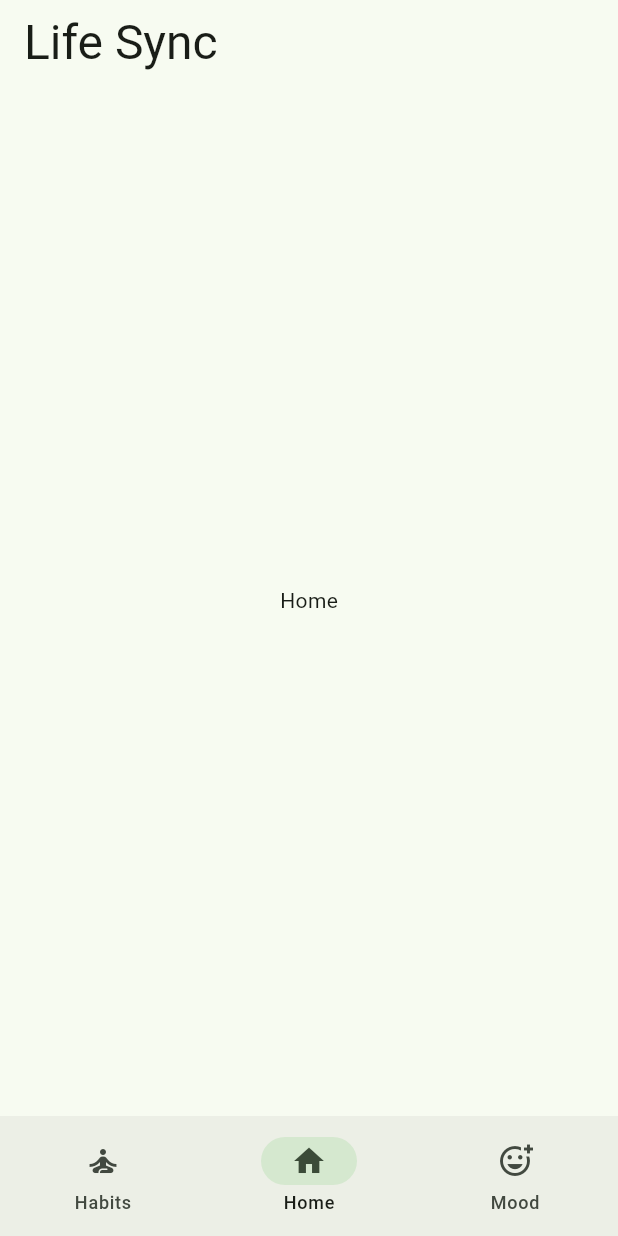
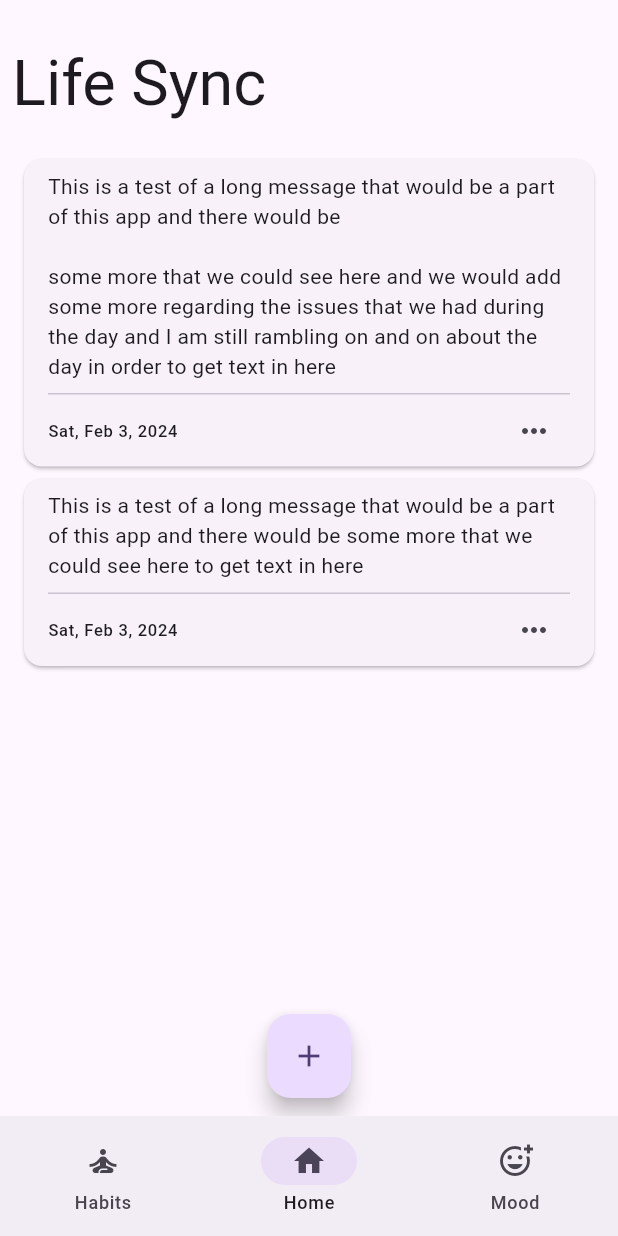
Before and after one commit to HardyJL/LifeSync, a Flutter app: the screen it shows after launch, on a phone screen of 412 x 824 dp. Run offline on Flutter 3.47's test engine with Material 3 defaults, Android fonts, the phone set to English and light mode, and no system bars.

```diff
--- a/lib/main.dart
+++ b/lib/main.dart
@@ -14,26 +14,20 @@ class MyApp extends StatelessWidget {
       title: 'Life Sync',
       debugShowCheckedModeBanner: false,
       theme: ThemeData(
-        colorScheme: ColorScheme.fromSeed(seedColor: lifeSyncGreen),
+        colorScheme: ColorScheme.fromSeed(
+          seedColor: lifeSyncGreen,
+        ),
         useMaterial3: true,
+      ),
+      darkTheme: ThemeData(
+        colorScheme: ColorScheme.fromSeed(
+          seedColor: lifeSyncGreen,
+          brightness: Brightness.dark,
+        ),
       ),
       home: const HomeScreen(),
     );
   }
 }
 
-MaterialColor lifeSyncGreen = const MaterialColor(
-  0xFF4CAF50,
-  <int, Color>{
-    50: Color(0xFFE8F5E9),
-    100: Color(0xFFC8E6C9),
-    200: Color(0xFFA5D6A7),
-    300: Color(0xFF81C784),
-    400: Color(0xFF66BB6A),
-    500: Color(0xFF4CAF50), // Primary Color
-    600: Color(0xFF43A047),
-    700: Color(0xFF388E3C),
-    800: Color(0xFF2E7D32),
-    900: Color(0xFF1B5E20),
-  },
-);
+Color lifeSyncGreen = const Color.fromARGB(255, 101, 53, 179);
--- /dev/null
+++ b/lib/models/diary_entry.dart
@@ -0,0 +1,11 @@
+class DiaryEntry {
+  // final String name;
+  final DateTime timeStamp;
+  final String text;
+
+  DiaryEntry({
+    required this.timeStamp,
+    // required this.name,
+    required this.text,
+  });
+}
--- a/lib/screens/habits_screen.dart
+++ b/lib/screens/habits_screen.dart
@@ -7,10 +7,8 @@ class HabitsScreen extends StatelessWidget {
 
   @override
   Widget build(BuildContext context) {
-    return Scaffold(
-      body: Center(
-        child: Text('Habits'),
-      ),
+    return Center(
+      child: Text('Habits'),
     );
   }
 }
--- a/lib/screens/home_screen.dart
+++ b/lib/screens/home_screen.dart
@@ -1,4 +1,6 @@
 import 'package:flutter/material.dart';
+import 'package:intl/intl.dart';
+import 'package:life_sync/models/diary_entry.dart';
 import 'package:life_sync/screens/habits_screen.dart';
 import 'package:life_sync/screens/mood_screen.dart';
 
@@ -42,31 +44,128 @@ class _HomeScreenState extends State<HomeScreen> {
           ),
         ],
       ),
-      appBar: AppBar(
+      body: CustomScrollView(
+        physics: const AlwaysScrollableScrollPhysics(
+          parent: BouncingScrollPhysics(),
+        ),
+        slivers: [
+          SliverAppBar(
+            expandedHeight: 90,
+            // collapsedHeight: 60,
+            // pinned: true,
+            // forceMaterialTransparency: true,
+            backgroundColor: Colors.transparent,
+            automaticallyImplyLeading: true,
+            flexibleSpace: FlexibleSpaceBar(
+              titlePadding: const EdgeInsets.only(left: 8, bottom: 8),
+              centerTitle: false,
               title: Text(
                 'Life Sync',
-          style: Theme.of(context).textTheme.headlineLarge,
+                textAlign: TextAlign.start,
+                style: Theme.of(context).textTheme.headlineMedium,
               ),
             ),
-      body: [
+          ),
+          SliverFillRemaining(
+            child: [
               const HabitsScreen(),
               const HomeContent(),
               const MoodsScreen()
             ][selectedIndex],
+          )
+        ],
+      ),
     );
   }
 }
 
-class HomeContent extends StatelessWidget {
+class HomeContent extends StatefulWidget {
   const HomeContent({
     super.key,
   });
 
   @override
+  State<HomeContent> createState() => _HomeContentState();
+}
+
+class _HomeContentState extends State<HomeContent> {
+  List<DiaryEntry> entries = [
+    DiaryEntry(
+      timeStamp: DateTime.now(),
+      text:
+          'This is a test of a long message that would be a part of this app and there would be \n\nsome more that we could see here and we would add some more regarding the issues that we had during the day and I am still rambling on and on about the day in order to get text in here',
+    ),
+    DiaryEntry(
+      timeStamp: DateTime.now(),
+      text:
+          'This is a test of a long message that would be a part of this app and there would be some more that we could see here to get text in here',
+    ),
+  ];
+  @override
   Widget build(BuildContext context) {
-    return Scaffold(
-      body: Center(
-        child: Text('Home'),
+    return Padding(
+      padding: const EdgeInsets.all(12.0),
+      child: Column(
+        children: [
+          Expanded(
+            child: ListView.builder(
+              shrinkWrap: true,
+              physics: const NeverScrollableScrollPhysics(),
+              itemBuilder: (context, index) {
+                return Card(
+                    child: Padding(
+                  padding: const EdgeInsets.symmetric(horizontal: 16.0),
+                  child: Column(
+                    children: [
+                      Padding(
+                        padding: const EdgeInsets.symmetric(vertical: 8.0),
+                        child: Text(
+                          entries[index].text,
+                          style: Theme.of(context).textTheme.bodyMedium,
+                        ),
+                      ),
+                      const Divider(
+                        height: 1,
+                      ),
+                      Row(
+                        mainAxisSize: MainAxisSize.min,
+                        children: [
+                          Expanded(
+                            child: Text(
+                              DateFormat(DateFormat.YEAR_ABBR_MONTH_WEEKDAY_DAY)
+                                  .format(entries[index].timeStamp)
+                                  .toString(),
+                              style: Theme.of(context).textTheme.labelSmall,
+                            ),
+                          ),
+                          IconButton(
+                            padding: const EdgeInsets.all(0),
+                            constraints: const BoxConstraints(
+                              minHeight: 24,
+                              minWidth: 24,
+                            ),
+                            icon: const Icon(
+                              Icons.more_horiz_outlined,
+                            ),
+                            onPressed: () {},
+                          )
+                        ],
+                      ),
+                    ],
+                  ),
+                ));
+              },
+              itemCount: entries.length,
+            ),
+          ),
+          FloatingActionButton(
+            child: const Icon(
+              Icons.add,
+              grade: 240,
+            ),
+            onPressed: () {},
+          )
+        ],
       ),
     );
   }
--- a/lib/screens/mood_screen.dart
+++ b/lib/screens/mood_screen.dart
@@ -7,10 +7,8 @@ class MoodsScreen extends StatelessWidget {
 
   @override
   Widget build(BuildContext context) {
-    return Scaffold(
-      body: Center(
-        child: Text('Mood'),
-      ),
+    return Center(
+      child: Text('Mood'),
     );
   }
 }
```
Also changed, not shown: pubspec.yaml (+2 -30 lines), pubspec.lock. Lines whose indentation alone changed are shown as unchanged.
